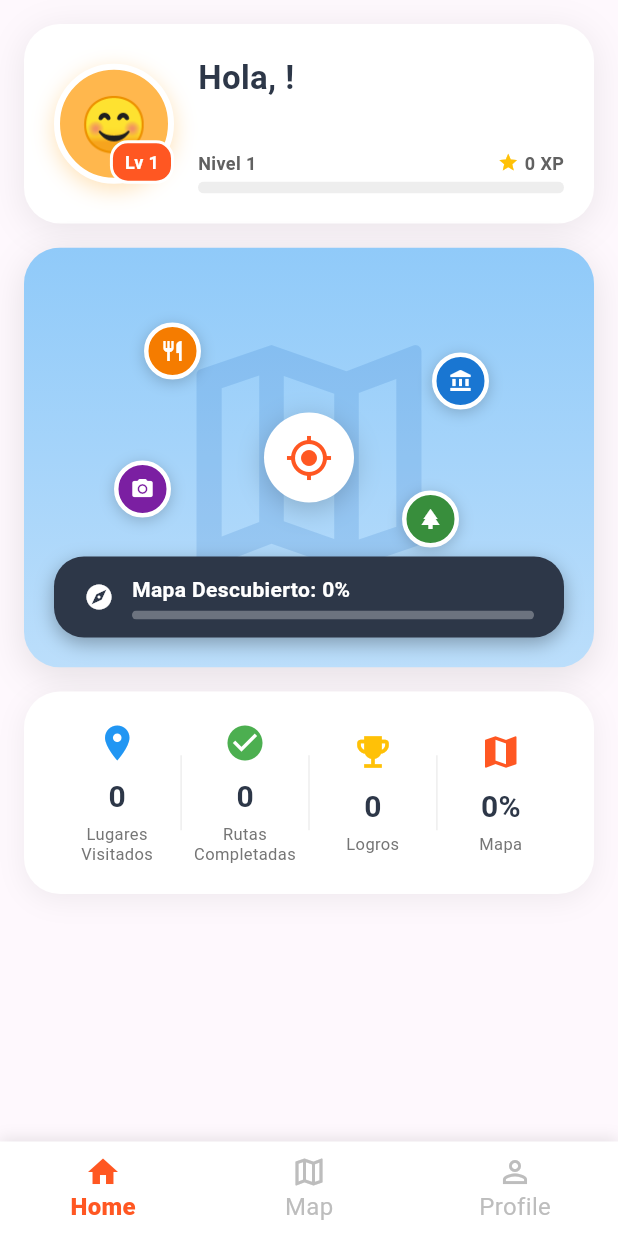
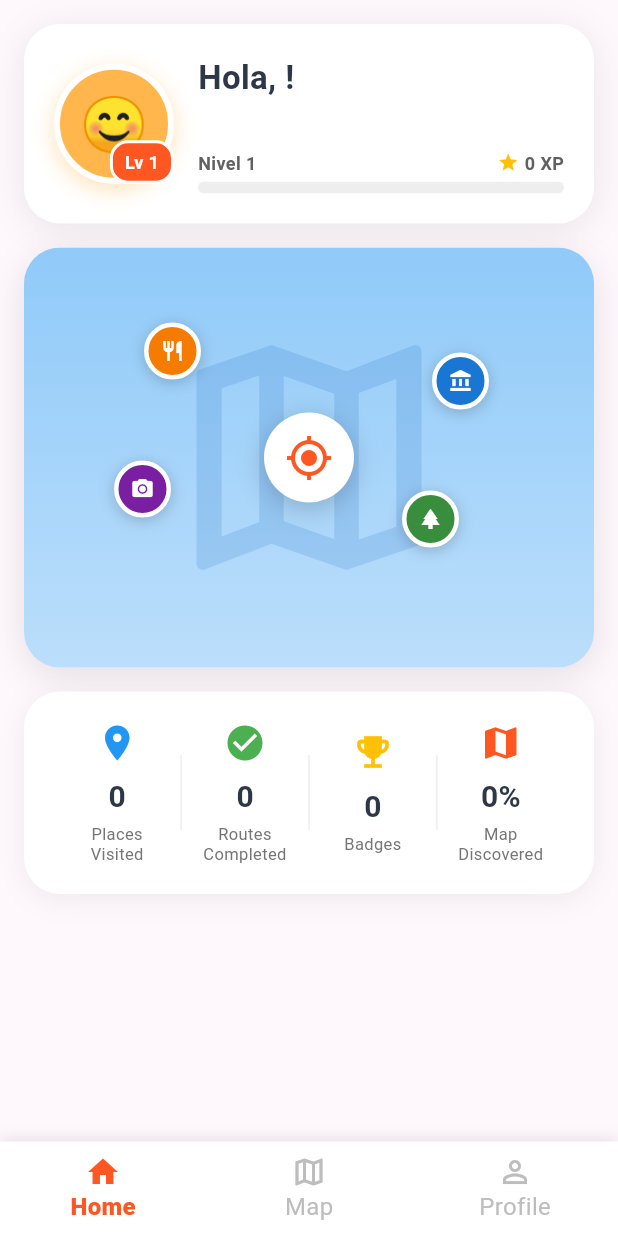
Before and after one commit to gabrielP-04/urban_quest, a Flutter app: the screen it shows once a user with an empty profile is signed in, on a phone screen of 412 x 824 dp. Run offline on Flutter 3.47's test engine with Material 3 defaults, Android fonts, the phone set to English and light mode, and no system bars; our stand-ins replace cloud_firestore, firebase_auth, firebase_core, flutter_map, geolocator, latlong2 and 1 more; accounts and stored records are empty.

Commit message:
achievments works!

```diff
--- a/lib/screens/home/home_screen.dart
+++ b/lib/screens/home/home_screen.dart
@@ -6,6 +6,8 @@ import '../../models/user_profile.dart';
 import '../../core/utils/profile_assets.dart';
 import 'package:urban_quest/models/gamification_models.dart';
 import 'package:urban_quest/services/gamification_services.dart';
+import '../../services/poi_service.dart';
+import '../../models/poi.dart';
 
 class HomeScreen extends StatelessWidget {
   const HomeScreen({Key? key}) : super(key: key);
@@ -269,10 +271,6 @@ class _MapCard extends StatelessWidget {
 
   @override
   Widget build(BuildContext context) {
-    // Calcular progreso del mapa (ejemplo basado en POIs visitados)
-    final totalPois = 50; // Esto debería venir de tu configuración
-    final discoveredPercent =
-        ((profile.totalPoisVisited / totalPois) * 100).clamp(0, 100).round();
 
     return GestureDetector(
       onTap: () {
@@ -364,68 +362,6 @@ class _MapCard extends StatelessWidget {
                 right: 90,
                 child: _MapMarker(Icons.park, Colors.green.shade700),
               ),
-              // Indicador de progreso
-              Positioned(
-                bottom: 20,
-                left: 20,
-                right: 20,
-                child: Container(
-                  padding:
-                      const EdgeInsets.symmetric(horizontal: 20, vertical: 12),
-                  decoration: BoxDecoration(
-                    color: const Color(0xFF2D3748),
-                    borderRadius: BorderRadius.circular(20),
-                    boxShadow: [
-                      BoxShadow(
-                        color: Colors.black.withOpacity(0.3),
-                        blurRadius: 10,
-                        offset: const Offset(0, 4),
-                      ),
-                    ],
-                  ),
-                  child: Row(
-                    children: [
-                      const Icon(
-                        Icons.explore,
-                        color: Colors.white,
-                        size: 20,
-                      ),
-                      const SizedBox(width: 12),
-                      Expanded(
-                        child: Column(
-                          crossAxisAlignment: CrossAxisAlignment.start,
-                          children: [
-                            Text(
-                              'Mapa Descubierto: $discoveredPercent%',
-                              style: const TextStyle(
-                                color: Colors.white,
-                                fontWeight: FontWeight.bold,
-                                fontSize: 14,
-                              ),
-                            ),
-                            const SizedBox(height: 4),
-                            ClipRRect(
-                              borderRadius: BorderRadius.circular(10),
-                              child: SizedBox(
-                                height: 6,
-                                child: LinearProgressIndicator(
-                                  value: discoveredPercent / 100,
-                                  backgroundColor:
-                                      Colors.white.withOpacity(0.3),
-                                  valueColor:
-                                      const AlwaysStoppedAnimation<Color>(
-                                    Colors.deepOrange,
-                                  ),
-                                ),
-                              ),
-                            ),
-                          ],
-                        ),
-                      ),
-                    ],
-                  ),
-                ),
-              ),
             ],
           ),
         ),
@@ -461,7 +397,6 @@ class _MapMarker extends StatelessWidget {
   }
 }
 
-// ==================== STATS CARD ====================
 class _StatsCard extends StatelessWidget {
   final UserProfile profile;
 
@@ -469,8 +404,11 @@ class _StatsCard extends StatelessWidget {
 
   @override
   Widget build(BuildContext context) {
-    // Calcular progreso del mapa
-    final totalPois = 50;
+    return FutureBuilder<List<Poi>>(
+      future: PoiService.loadPois(),
+      builder: (context, snapshot) {
+        // Use actual total POIs from JSON, fallback to 50 if not loaded yet
+        final totalPois = snapshot.hasData ? snapshot.data!.length : 50;
         final discoveredPercent =
             ((profile.totalPoisVisited / totalPois) * 100).clamp(0, 100).round();
 
@@ -493,7 +431,7 @@ class _StatsCard extends StatelessWidget {
                 child: _StatItem(
                   icon: Icons.place,
                   color: Colors.blue,
-              label: 'Lugares\nVisitados',
+                  label: 'Places\nVisited',
                   value: '${profile.totalPoisVisited}',
                 ),
               ),
@@ -506,7 +444,7 @@ class _StatsCard extends StatelessWidget {
                 child: _StatItem(
                   icon: Icons.check_circle,
                   color: Colors.green,
-              label: 'Rutas\nCompletadas',
+                  label: 'Routes\nCompleted',
                   value: '${profile.totalRoutesCompleted}',
                 ),
               ),
@@ -519,7 +457,7 @@ class _StatsCard extends StatelessWidget {
                 child: _StatItem(
                   icon: Icons.emoji_events,
                   color: Colors.amber,
-              label: 'Logros',
+                  label: 'Badges',
                   value: '${profile.totalAchievements}',
                 ),
               ),
@@ -532,12 +470,14 @@ class _StatsCard extends StatelessWidget {
                 child: _StatItem(
                   icon: Icons.map,
                   color: Colors.deepOrange,
-              label: 'Mapa',
+                  label: 'Map\nDiscovered',
                   value: '$discoveredPercent%',
                 ),
               ),
             ],
           ),
+        );
+      },
     );
   }
 }
```
Also changed, not shown: lib/screens/map/map_screen.dart (+62 -35 lines), lib/services/gamification_controller.dart (+96 -21 lines), lib/services/poi_service.dart (+29 -59 lines). Lines whose indentation alone changed are shown as unchanged.
